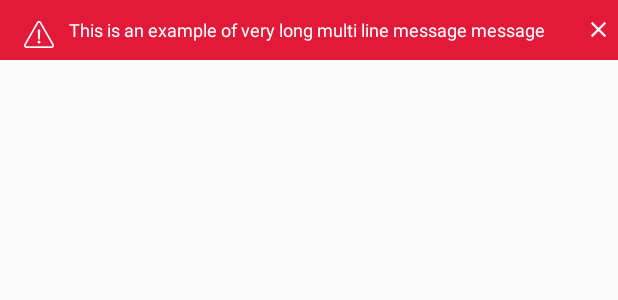
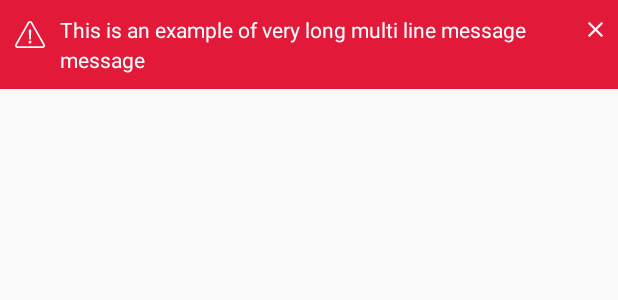
Before and after one commit to kaodim/android-design, an Android app: the layout kdl_notification_error.xml on its own in the app's theme, with its tools: preview values and no code run, on a phone screen of 412 x 824 dp. Shown: the top 300 px of the screen. Run offline under Robolectric (Android 15) with nearby library versions, the phone set to English and light mode, and no system bars.

Commit message:
Fixed notification UI layout

```diff
--- a/kaodimdesign/src/main/res/layout/kdl_notification_error.xml
+++ b/kaodimdesign/src/main/res/layout/kdl_notification_error.xml
@@ -21,8 +21,8 @@
                 android:id="@+id/iconError"
                 android:layout_width="20dp"
                 android:layout_height="18dp"
-                android:layout_marginLeft="16dp"
-                android:layout_marginStart="16dp"
+                android:layout_marginLeft="10dp"
+                android:layout_marginStart="10dp"
                 android:layout_marginTop="14dp"
                 android:layout_marginBottom="8dp"
                 android:layout_alignParentTop="true"
@@ -49,13 +49,13 @@
                 android:layout_width="wrap_content"
                 android:layout_height="wrap_content"
                 android:gravity="top"
-                android:textSize="@dimen/size_12"
+                android:textSize="@dimen/size_14"
                 android:textColor="@color/porcelain"
                 android:text="This is an example of very long multi line message message"/>
 
             <RelativeLayout
                 android:id="@+id/rlErrorCancel"
-                android:layout_width="25dp"
+                android:layout_width="30dp"
                 android:layout_height="25dp"
                 android:layout_marginTop="7dp"
                 android:layout_alignParentRight="true"
```
Also changed, not shown: kaodimdesign/src/main/res/layout/kdl_notification_success.xml (+4 -4 lines).
